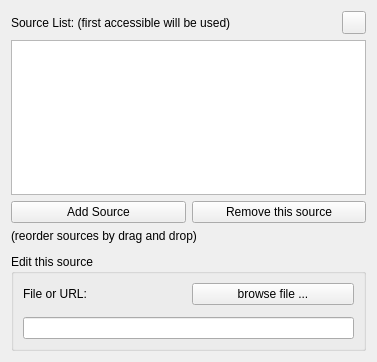
Above: gui/bibolamazi_gui/sourcelisteditor.ui from phfaist/bibolamazi before the change. Below: the same form after it.
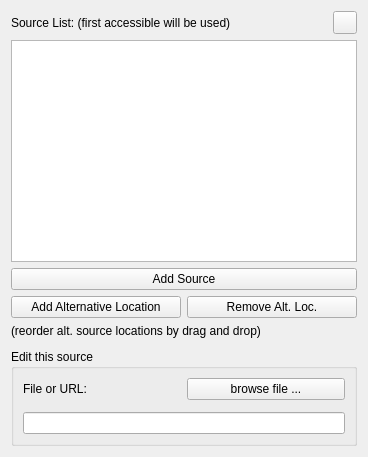
That is the form after the change. Icons and pictures are not drawn.

Commit message: friendlier & more intuitive "add source" interface

Patch:
```diff
--- a/gui/bibolamazi_gui/sourcelisteditor.ui
+++ b/gui/bibolamazi_gui/sourcelisteditor.ui
@@ -6,8 +6,8 @@
    <rect>
     <x>0</x>
     <y>0</y>
-    <width>377</width>
-    <height>362</height>
+    <width>368</width>
+    <height>457</height>
    </rect>
   </property>
   <property name="windowTitle">
@@ -37,7 +37,7 @@
      </property>
     </widget>
    </item>
-   <item row="6" column="0" colspan="2">
+   <item row="9" column="0" colspan="2">
     <widget class="QGroupBox" name="gbxEditSource">
      <property name="title">
       <string>Edit this source</string>
@@ -66,21 +66,7 @@
      </layout>
     </widget>
    </item>
-   <item row="3" column="0">
-    <widget class="QPushButton" name="btnAddSource">
-     <property name="text">
-      <string>Add Source</string>
-     </property>
-    </widget>
-   </item>
-   <item row="3" column="1">
-    <widget class="QPushButton" name="btnRemoveSource">
-     <property name="text">
-      <string>Remove this source</string>
-     </property>
-    </widget>
-   </item>
-   <item row="5" column="0">
+   <item row="8" column="0">
     <spacer name="verticalSpacer">
      <property name="orientation">
       <enum>Qt::Vertical</enum>
@@ -96,10 +82,10 @@
      </property>
     </spacer>
    </item>
-   <item row="4" column="0" colspan="2">
+   <item row="7" column="0" colspan="2">
     <widget class="QLabel" name="label_2">
      <property name="text">
-      <string>(reorder sources by drag and drop)</string>
+      <string>(reorder alt. source locations by drag and drop)</string>
      </property>
     </widget>
    </item>
@@ -125,6 +111,27 @@
      </item>
     </layout>
    </item>
+   <item row="4" column="0">
+    <widget class="QPushButton" name="btnAddSourceAltLoc">
+     <property name="text">
+      <string>Add Alternative Location</string>
+     </property>
+    </widget>
+   </item>
+   <item row="4" column="1">
+    <widget class="QPushButton" name="btnRemoveSourceAltLoc">
+     <property name="text">
+      <string>Remove Alt. Loc.</string>
+     </property>
+    </widget>
+   </item>
+   <item row="3" column="0" colspan="2">
+    <widget class="QPushButton" name="btnAddSource">
+     <property name="text">
+      <string>Add Source</string>
+     </property>
+    </widget>
+   </item>
   </layout>
  </widget>
  <resources>
```
The commit also changes 4 other files.
